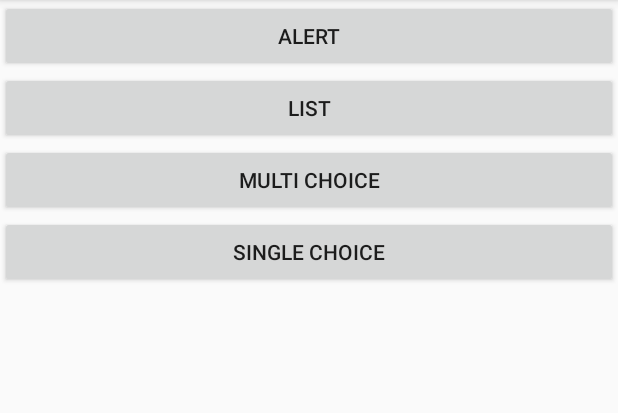
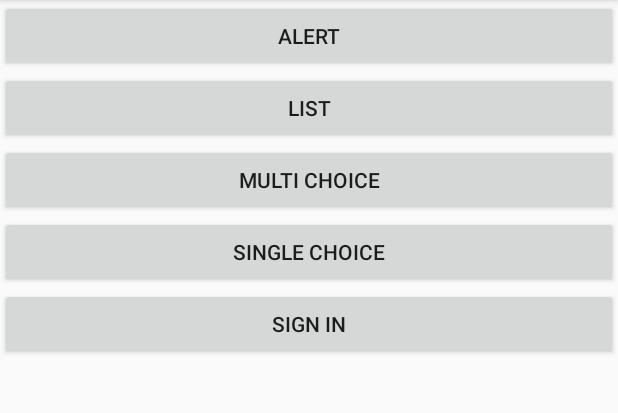
Before and after one commit to unc-mobile/Dialogs, an Android app: the screen it shows after launch (MainActivity), on a phone screen of 412 x 824 dp, the part 84-497 px from its top. Run offline under Robolectric (Android 15) with nearby library versions, the phone set to English and light mode, and no system bars.

Commit message:
Add a Dialog with a custom layout
This inflates app/src/main/res/layout/login.xml (which I accidentally
checked in to the initial commit).

```diff
--- a/app/src/main/java/com/example/dialogs/MainActivity.java
+++ b/app/src/main/java/com/example/dialogs/MainActivity.java
@@ -12,6 +12,7 @@ public class MainActivity extends AppCompatActivity implements MyDialog.Listener
     Button mList;
     Button mMultiChoice;
     Button mSingleChoice;
+    Button mSignIn;
 
     MultiChoiceDialog mMultiChoiceDialog;
     SingleChoiceDialog mSingleChoiceDialog;
@@ -45,6 +46,9 @@ public class MainActivity extends AppCompatActivity implements MyDialog.Listener
                 mSingleChoiceDialog = new SingleChoiceDialog();
             }
             mSingleChoiceDialog.show(getSupportFragmentManager(), "single");
+        } else if (view == mSignIn) {
+            LoginDialog dialog = new LoginDialog();
+            dialog.show(getSupportFragmentManager(), "sign in");
         }
     }
 
--- a/app/src/main/res/layout/activity_main.xml
+++ b/app/src/main/res/layout/activity_main.xml
@@ -34,4 +34,11 @@
         android:layout_height="wrap_content"
         android:onClick="onClick"
         android:text="Single choice" />
+
+    <Button
+        android:id="@+id/sign_in"
+        android:layout_width="match_parent"
+        android:layout_height="wrap_content"
+        android:onClick="onClick"
+        android:text="Sign in" />
 </LinearLayout>
```
Also changed, not shown: app/src/main/java/com/example/dialogs/LoginDialog.java (added, +44 -0 lines).
